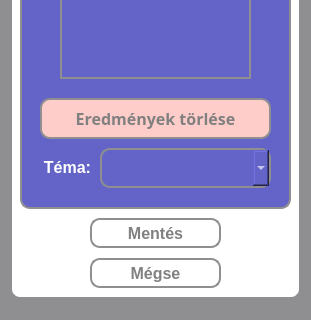
Above: src/main/resources/ui/default/defaultGuestSettingsWindow.ui from pkristof1999/Szakdolgozat before the change; both pictures show x 0 to 311 and y 152 to 472 of the 311 by 472 pixel window. Below: the same form after it.
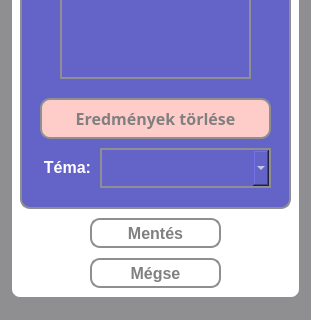
That is the form after the change.

The edit to the form file:
```diff
--- a/src/main/resources/ui/default/defaultGuestSettingsWindow.ui
+++ b/src/main/resources/ui/default/defaultGuestSettingsWindow.ui
@@ -175,6 +175,11 @@
         <bold>true</bold>
        </font>
       </property>
+      <property name="styleSheet">
+       <string notr="true">* {
+	border-radius: 0;
+}</string>
+      </property>
       <property name="editable">
        <bool>true</bool>
       </property>
```
